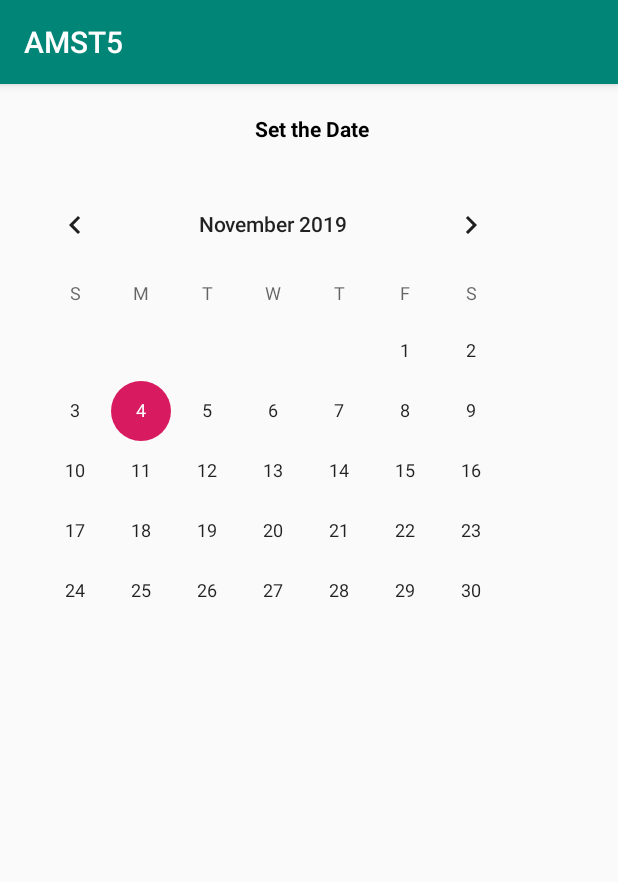
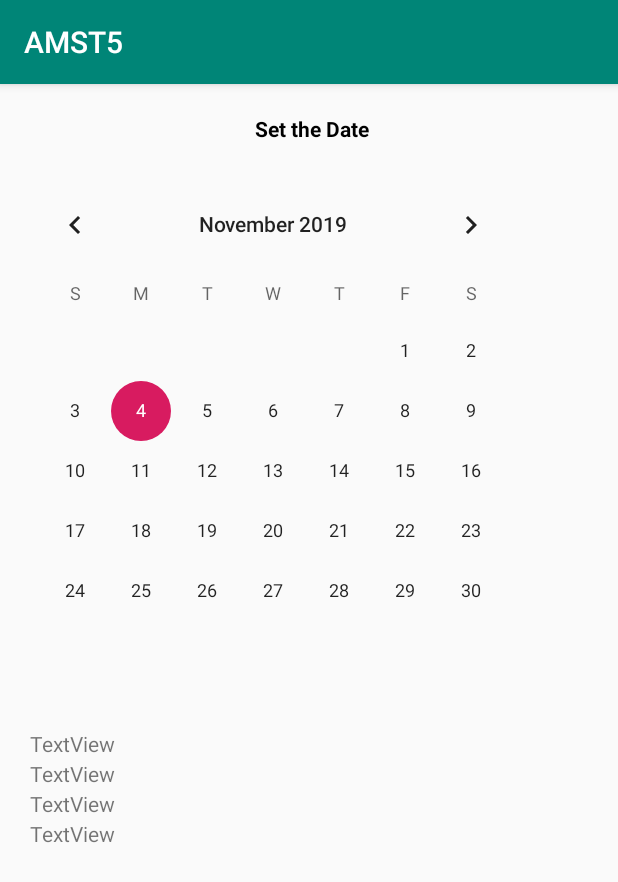
Before and after one commit to luanvarg/AMST5, an Android app: the CalendarActivity screen opened directly, with no data from a screen before it, on a phone screen of 412 x 824 dp. Shown: the top 882 px of the screen. Run offline under Robolectric (Android 15) with nearby library versions, the phone set to English and light mode, and no system bars.

Commit message:
cambio en calendario

```diff
--- a/app/src/main/res/layout/activity_calendar.xml
+++ b/app/src/main/res/layout/activity_calendar.xml
@@ -27,4 +27,47 @@
         android:layout_height="wrap_content">
     </CalendarView>
 
+
+
+
+    <TextView
+        android:id="@+id/hourTxt"
+        android:layout_width="wrap_content"
+        android:layout_height="wrap_content"
+        android:text="TextView"
+        android:layout_marginTop="430dp"
+        android:layout_marginLeft="20dp"
+
+        />
+
+    <TextView
+        android:id="@+id/timeRequiredTxt"
+        android:layout_width="wrap_content"
+        android:layout_height="wrap_content"
+        android:text="TextView"
+        android:layout_marginTop="450dp"
+        android:layout_marginLeft="20dp"
+
+        />
+
+    <TextView
+        android:id="@+id/eventTxt"
+        android:layout_width="wrap_content"
+        android:layout_height="wrap_content"
+        android:text="TextView"
+        android:layout_marginTop="470dp"
+        android:layout_marginLeft="20dp"
+
+        />
+
+    <TextView
+        android:id="@+id/placeTxt"
+        android:layout_width="wrap_content"
+        android:layout_height="wrap_content"
+        android:text="TextView"
+        android:layout_marginTop="490dp"
+        android:layout_marginLeft="20dp"
+
+        />
+
 </RelativeLayout>
```
Also changed, not shown: app/src/main/java/com/example/amst5/EventAdapter.java (added, +60 -0 lines), app/src/main/java/com/example/amst5/Evento.java (added, +31 -0 lines).
